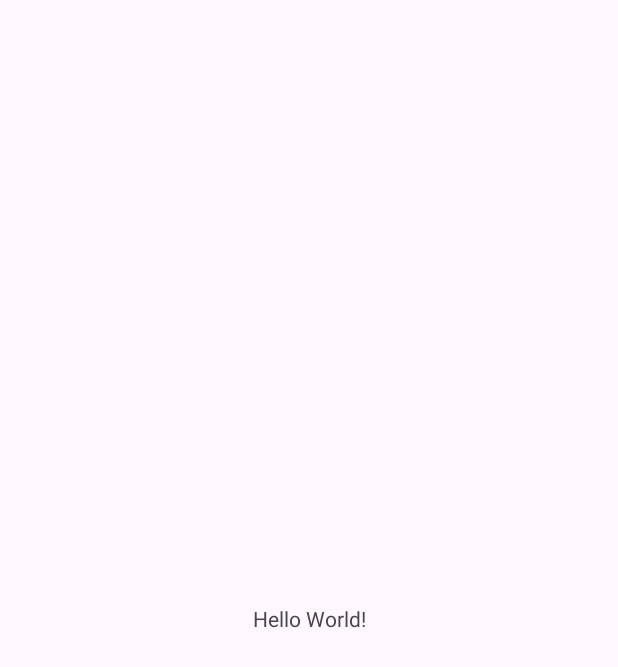
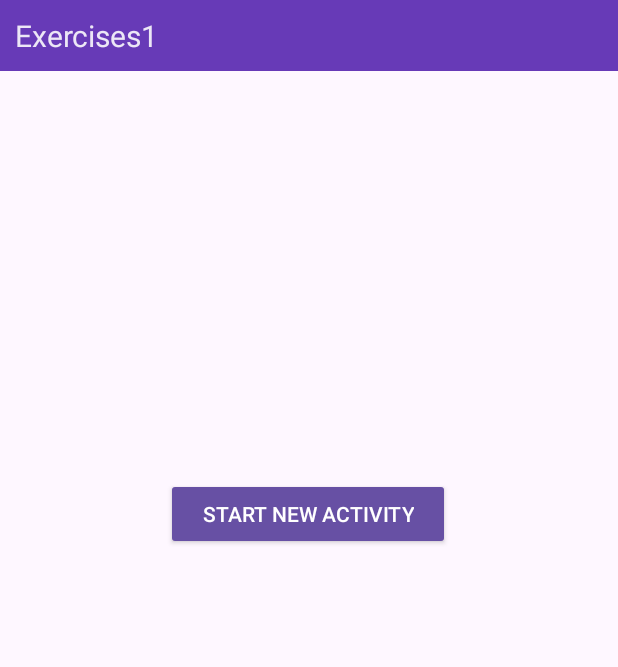
Before and after one commit to trungkientlu495/CSE441_PRACTICE, an Android app: the screen it shows after launch (MainActivity), on a phone screen of 412 x 824 dp. Before the commit the part shown is almost empty. Shown: the top 667 px of the screen. Run offline under Robolectric (Android 15) with nearby library versions, the light colour scheme and no system bars.

Commit message:
update prac01

```diff
--- a/Prac01/app/src/main/AndroidManifest.xml
+++ b/Prac01/app/src/main/AndroidManifest.xml
@@ -13,6 +13,9 @@
         android:theme="@style/Theme.Prac01"
         tools:targetApi="31">
         <activity
+            android:name=".ChildActivity"
+            android:exported="false" />
+        <activity
             android:name=".MainActivity"
             android:exported="true">
             <intent-filter>
--- a/Prac01/app/src/main/java/android/assignment/prac01/MainActivity.java
+++ b/Prac01/app/src/main/java/android/assignment/prac01/MainActivity.java
@@ -1,12 +1,19 @@
 package android.assignment.prac01;
 
+import android.content.Intent;
 import android.os.Bundle;
+import android.view.View;
+import android.widget.Button;
+import android.widget.TextView;
+import android.widget.Toast;
 
 import androidx.activity.EdgeToEdge;
 import androidx.appcompat.app.AppCompatActivity;
 import androidx.core.graphics.Insets;
 import androidx.core.view.ViewCompat;
 import androidx.core.view.WindowInsetsCompat;
+
+import java.text.DecimalFormat;
 
 public class MainActivity extends AppCompatActivity {
 
@@ -20,5 +27,34 @@ public class MainActivity extends AppCompatActivity {
             v.setPadding(systemBars.left, systemBars.top, systemBars.right, systemBars.bottom);
             return insets;
         });
+        Button btnSubmit;
+        TextView edtContent;
+        btnSubmit = findViewById(R.id.btnSubmit);
+        edtContent = findViewById(R.id.edtContent);
+        btnSubmit.setOnClickListener(new View.OnClickListener() {
+            @Override
+            public void onClick(View view) {
+                Intent intent = new Intent(MainActivity.this,ChildActivity.class);
+                startActivity(intent);
+            }
+        });
+        try{
+            Intent yourIntent = getIntent();
+            Bundle bd = yourIntent.getBundleExtra("bd");
+            if(bd==null) {
+                Toast.makeText(getApplicationContext(),"NULL",Toast.LENGTH_SHORT).show();
+                return;
+            }
+            String name = bd.getString("name");
+            DecimalFormat dcf = new DecimalFormat("0.##");
+            Double gpa = bd.getDouble("gpa");
+            String message = "Họ và tên: "+name+"\n"
+                    +"Điểm GPA: "+dcf.format(gpa);
+            edtContent.setText(message);
+        }catch (Exception e) {
+
+        }
+
+
     }
 }
--- a/Prac01/app/src/main/res/layout/activity_main.xml
+++ b/Prac01/app/src/main/res/layout/activity_main.xml
@@ -8,12 +8,47 @@
     tools:context=".MainActivity">
 
     <TextView
-        android:layout_width="wrap_content"
+        android:id="@+id/edtContent"
+        android:layout_width="0dp"
         android:layout_height="wrap_content"
-        android:text="Hello World!"
-        app:layout_constraintBottom_toBottomOf="parent"
+        android:layout_marginStart="16dp"
+        android:layout_marginTop="148dp"
+        android:layout_marginEnd="16dp"
+        android:paddingLeft="20dp"
+        android:paddingTop="20dp"
+        android:paddingRight="20dp"
+        android:paddingBottom="20dp"
+        android:textAlignment="center"
+        app:layout_constraintEnd_toEndOf="parent"
+        app:layout_constraintHorizontal_bias="0.0"
+        app:layout_constraintStart_toStartOf="parent"
+        app:layout_constraintTop_toBottomOf="@+id/textView" />
+
+    <TextView
+        android:id="@+id/textView"
+        android:layout_width="0dp"
+        android:layout_height="wrap_content"
+        android:background="#673AB7"
+        android:paddingLeft="10dp"
+        android:paddingTop="10dp"
+        android:paddingBottom="10dp"
+        android:text="Exercises1"
+        android:textColor="#E0FFFFFF"
+        android:textSize="20sp"
         app:layout_constraintEnd_toEndOf="parent"
         app:layout_constraintStart_toStartOf="parent"
         app:layout_constraintTop_toTopOf="parent" />
 
+    <Button
+        android:id="@+id/btnSubmit"
+        style="@style/Widget.AppCompat.Button.Small"
+        android:layout_width="wrap_content"
+        android:layout_height="wrap_content"
+        android:layout_marginTop="64dp"
+        android:text="Start new activity"
+        app:layout_constraintEnd_toEndOf="parent"
+        app:layout_constraintHorizontal_bias="0.497"
+        app:layout_constraintStart_toStartOf="parent"
+        app:layout_constraintTop_toBottomOf="@+id/edtContent" />
+
 </androidx.constraintlayout.widget.ConstraintLayout>
```
Also changed, not shown: Prac01/app/src/main/java/android/assignment/prac01/ChildActivity.java (added, +53 -0 lines), Prac01/app/src/main/res/layout/activity_child.xml (added, +115 -0 lines).
